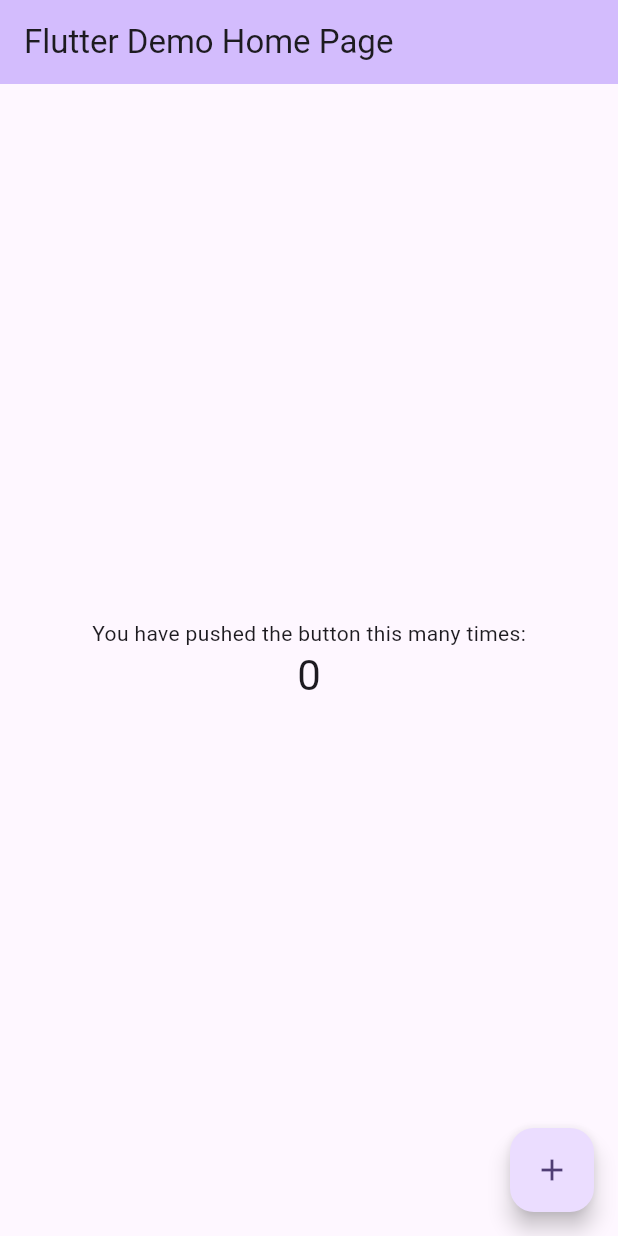
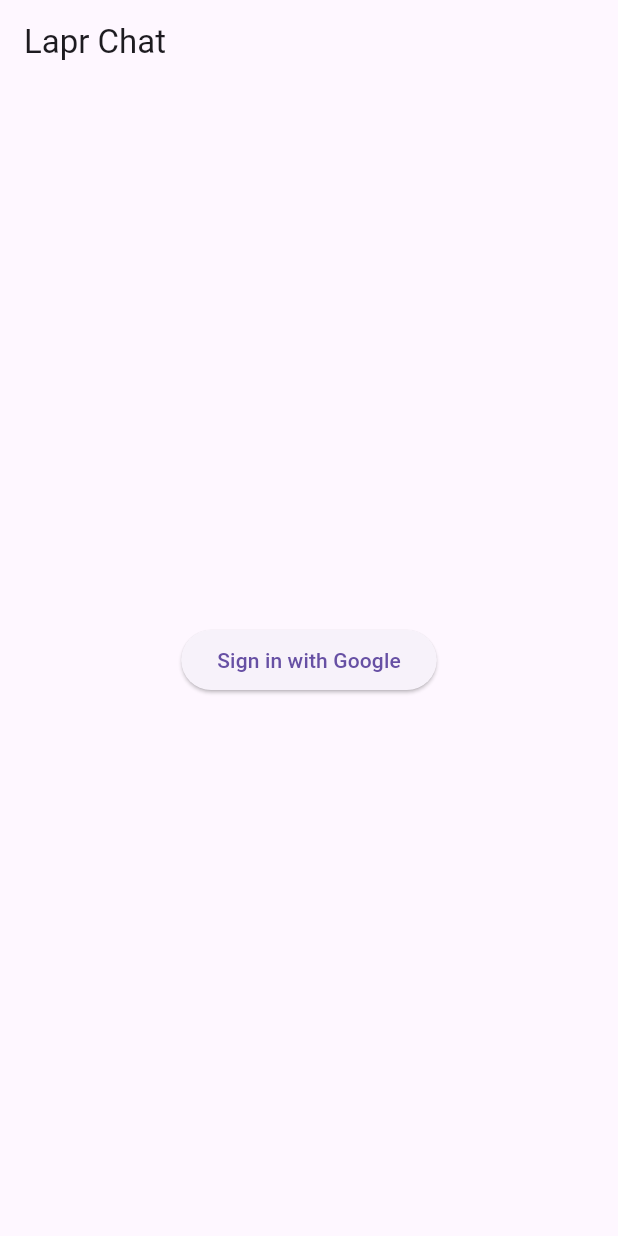
Before and after one commit to CodeRohanDev/Lapr-Chat, a Flutter app: the screen it shows after launch, on a phone screen of 412 x 824 dp. Run offline on Flutter 3.47's test engine with Material 3 defaults, Android fonts, the phone set to English and light mode, and no system bars; our stand-ins replace firebase_auth, firebase_core, firebase_database, google_sign_in; accounts and stored records are empty.

```diff
--- a/lib/main.dart
+++ b/lib/main.dart
@@ -1,69 +1,22 @@
 import 'package:flutter/material.dart';
+import 'package:firebase_core/firebase_core.dart';
+import 'screens/home_screen.dart';
 
-void main() {
-  runApp(const MyApp());
+void main() async {
+  WidgetsFlutterBinding.ensureInitialized();
+  await Firebase.initializeApp();
+  runApp(MyApp());
 }
 
 class MyApp extends StatelessWidget {
-  const MyApp({super.key});
-
-  // This widget is the root of your application.
   @override
   Widget build(BuildContext context) {
     return MaterialApp(
-      title: 'Flutter Demo',
+      title: 'Lapr Chat',
       theme: ThemeData(
-        colorScheme: ColorScheme.fromSeed(seedColor: Colors.deepPurple),
-        useMaterial3: true,
+        primarySwatch: Colors.blue,
       ),
-      home: const MyHomePage(title: 'Flutter Demo Home Page'),
+      home: HomeScreen(),
     );
   }
 }
-
-class MyHomePage extends StatefulWidget {
-  const MyHomePage({super.key, required this.title});
-  final String title;
-
-  @override
-  State<MyHomePage> createState() => _MyHomePageState();
-}
-
-class _MyHomePageState extends State<MyHomePage> {
-  int _counter = 0;
-
-  void _incrementCounter() {
-    setState(() {
-      _counter++;
-    });
-  }
-
-  @override
-  Widget build(BuildContext context) {
-    return Scaffold(
-      appBar: AppBar(
-        backgroundColor: Theme.of(context).colorScheme.inversePrimary,
-        title: Text(widget.title),
-      ),
-      body: Center(
-        child: Column(
-          mainAxisAlignment: MainAxisAlignment.center,
-          children: <Widget>[
-            const Text(
-              'You have pushed the button this many times:',
-            ),
-            Text(
-              '$_counter',
-              style: Theme.of(context).textTheme.headlineMedium,
-            ),
-          ],
-        ),
-      ),
-      floatingActionButton: FloatingActionButton(
-        onPressed: _incrementCounter,
-        tooltip: 'Increment',
-        child: const Icon(Icons.add),
-      ),
-    );
-  }
-}
--- a/lib/screens/home_screen.dart
+++ b/lib/screens/home_screen.dart
@@ -0,0 +1,36 @@
+import 'package:flutter/material.dart';
+import 'package:firebase_auth/firebase_auth.dart';
+import 'chat_screen.dart';
+
+class HomeScreen extends StatelessWidget {
+  @override
+  Widget build(BuildContext context) {
+    final FirebaseAuth _auth = FirebaseAuth.instance;
+
+    return Scaffold(
+      appBar: AppBar(
+        title: Text('Lapr Chat'),
+      ),
+      body: Center(
+        child: ElevatedButton(
+          onPressed: () async {
+            // Sign in with Google logic
+            User? user = await _signInWithGoogle();
+            if (user != null) {
+              Navigator.push(
+                context,
+                MaterialPageRoute(
+                    builder: (context) => ChatScreen(chatId: 'exampleChatId')),
+              );
+            }
+          },
+          child: Text('Sign in with Google'),
+        ),
+      ),
+    );
+  }
+
+  Future<User?> _signInWithGoogle() async {
+    // Implement your Google Sign-In logic here
+  }
+}
```
Also changed, not shown: lib/models/message.dart (+31 -0 lines), lib/models/user.dart (+31 -0 lines), lib/screens/chat_screen.dart (+96 -0 lines), lib/services/auth_service.dart (+27 -0 lines), lib/widgets/message_bubble.dart (+20 -0 lines), lib/routes.dart (added).
